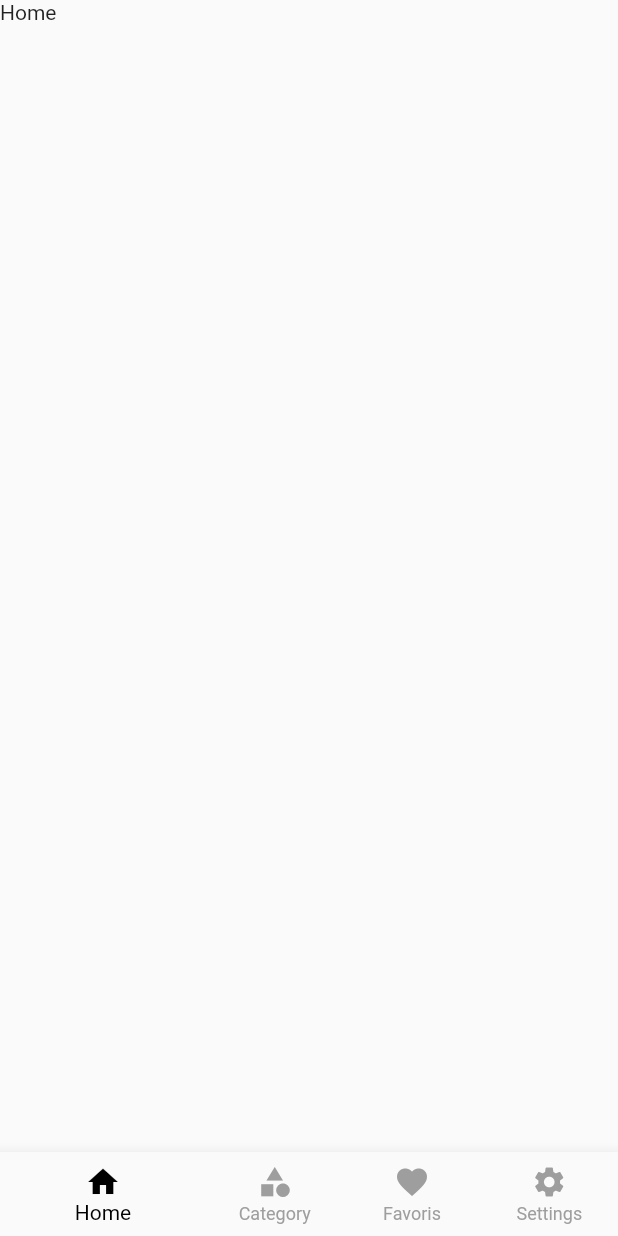
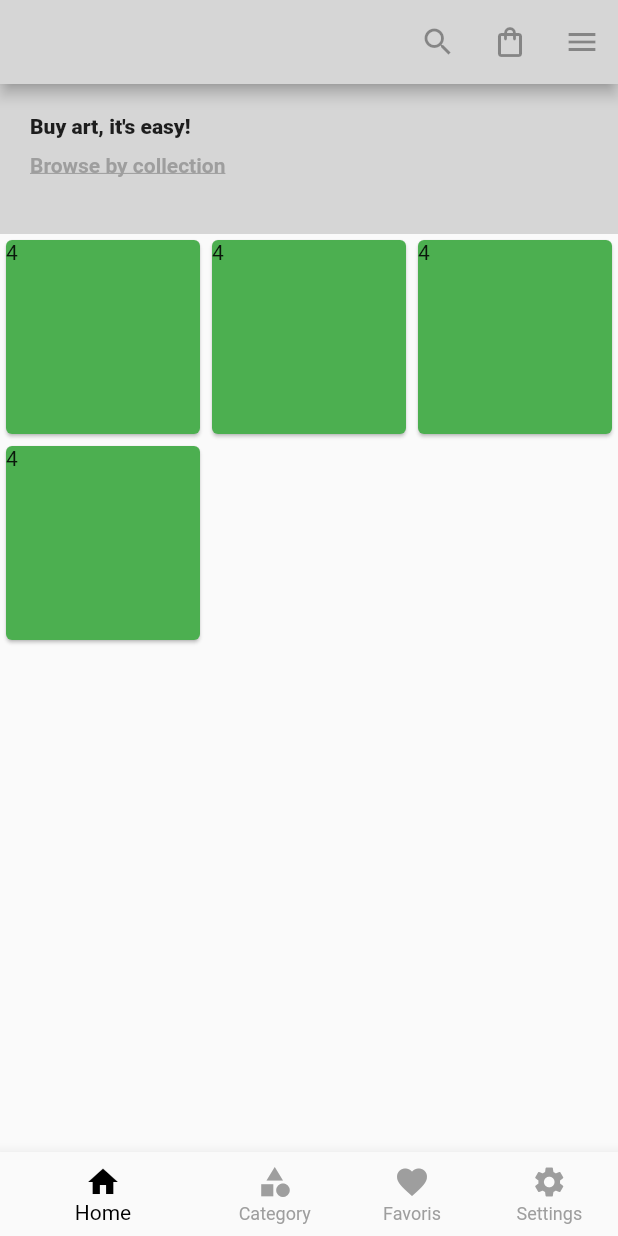
Before and after one commit to Batutankuma/shopping, a Flutter app: the screen it shows after launch, on a phone screen of 412 x 824 dp. Run offline on Flutter 3.47's test engine with Material 2 defaults, Android fonts, the phone set to English and light mode, and no system bars.

Commit message:
create home view

```diff
--- a/lib/main.dart
+++ b/lib/main.dart
@@ -1,5 +1,5 @@
 import 'package:flutter/material.dart';
-import 'package:shopping/views/home/home_view.dart';
+import 'package:shopping/views/index.dart';
 
 void main() {
   runApp(const MyApp());
--- a/lib/views/home/home_view.dart
+++ b/lib/views/home/home_view.dart
@@ -1,43 +1,59 @@
 import 'package:flutter/material.dart';
 
-class IndexView extends StatefulWidget {
-  const IndexView({super.key});
+class HomeView extends StatelessWidget {
+  const HomeView({super.key});
 
-  @override
-  State<IndexView> createState() => _IndexViewState();
-}
-
-class _IndexViewState extends State<IndexView> {
-  int index = 0;
-  List listView = <Widget>[
-    const Text("Home"),
-    const Text("Category"),
-    const Text("Application"),
-    const Text("Setting")
-  ];
-
-  changePage(indexBar){
-    setState(() {
-      index = indexBar;
-    });
-  }
   @override
   Widget build(BuildContext context) {
     return Scaffold(
-      body: listView[index],
-      bottomNavigationBar: BottomNavigationBar(
-        showUnselectedLabels: true,
-        currentIndex: index,
-        onTap: changePage,
-        selectedItemColor: Colors.black,
-        showSelectedLabels: true,
-        selectedIconTheme: const IconThemeData(color: Colors.black),
-        unselectedItemColor: Colors.grey,
-        items: const [
-          BottomNavigationBarItem(icon: Icon(Icons.home), label: "Home"),
-          BottomNavigationBarItem(icon: Icon(Icons.category), label: "Category"),
-          BottomNavigationBarItem(icon: Icon(Icons.favorite), label: "Favoris"),
-          BottomNavigationBarItem(icon: Icon(Icons.settings), label: "Settings")
+      appBar: AppBar(
+        backgroundColor: Colors.grey[350],
+        actions: const [
+          IconButton(onPressed: null, icon: Icon(Icons.search)),
+          IconButton(onPressed: null, icon: Icon(Icons.shopping_bag_outlined)),
+          IconButton(onPressed: null, icon: Icon(Icons.menu))
+        ],
+      ),
+      body: ListView(
+        children: [
+          Container(
+            color: Colors.grey[350],
+            height: 100,
+            padding: const EdgeInsets.all(20),
+            width: MediaQuery.of(context).size.width,
+            child: SizedBox(
+              child: Column(
+                children: const [
+                  Align(
+                      alignment: Alignment.centerLeft,
+                      child: Text(
+                        "Buy art, it's easy!",
+                        style: TextStyle(fontWeight: FontWeight.w900),
+                      )),
+                  SizedBox(height: 10),
+                  Align(
+                    alignment: Alignment.centerLeft,
+                    child: Text(
+                      "Browse by collection",
+                      style: TextStyle(
+                          decoration: TextDecoration.underline,
+                          color: Colors.grey,
+                          fontWeight: FontWeight.bold),
+                    ),
+                  )
+                ],
+              ),
+            ),
+          ),
+          SizedBox(
+            height: MediaQuery.of(context).size.height,
+            width: MediaQuery.of(context).size.width,
+            child: GridView.builder(
+                gridDelegate: const SliverGridDelegateWithFixedCrossAxisCount(
+                    crossAxisCount: 3),
+                itemCount: 4,
+                itemBuilder: ((context, index) => Card(color: Colors.green,child: Text("4"),))),
+          )
         ],
       ),
     );
--- a/lib/views/index.dart
+++ b/lib/views/index.dart
@@ -0,0 +1,48 @@
+import 'package:flutter/material.dart';
+import 'package:shopping/views/home/home_view.dart';
+
+class IndexView extends StatefulWidget {
+  const IndexView({super.key});
+
+  @override
+  State<IndexView> createState() => _IndexViewState();
+}
+
+class _IndexViewState extends State<IndexView> {
+  int index = 0;
+  List listView = <Widget>[
+    const HomeView(),
+    const Text("Category"),
+    const Text("Application"),
+    const Text("Setting")
+  ];
+
+  changePage(indexBar) {
+    setState(() {
+      index = indexBar;
+    });
+  }
+
+  @override
+  Widget build(BuildContext context) {
+    return Scaffold(
+      body: listView[index],
+      bottomNavigationBar: BottomNavigationBar(
+        showUnselectedLabels: true,
+        currentIndex: index,
+        onTap: changePage,
+        selectedItemColor: Colors.black,
+        showSelectedLabels: true,
+        selectedIconTheme: const IconThemeData(color: Colors.black),
+        unselectedItemColor: Colors.grey,
+        items: const [
+          BottomNavigationBarItem(icon: Icon(Icons.home), label: "Home"),
+          BottomNavigationBarItem(
+              icon: Icon(Icons.category), label: "Category"),
+          BottomNavigationBarItem(icon: Icon(Icons.favorite), label: "Favoris"),
+          BottomNavigationBarItem(icon: Icon(Icons.settings), label: "Settings")
+        ],
+      ),
+    );
+  }
+}
```
